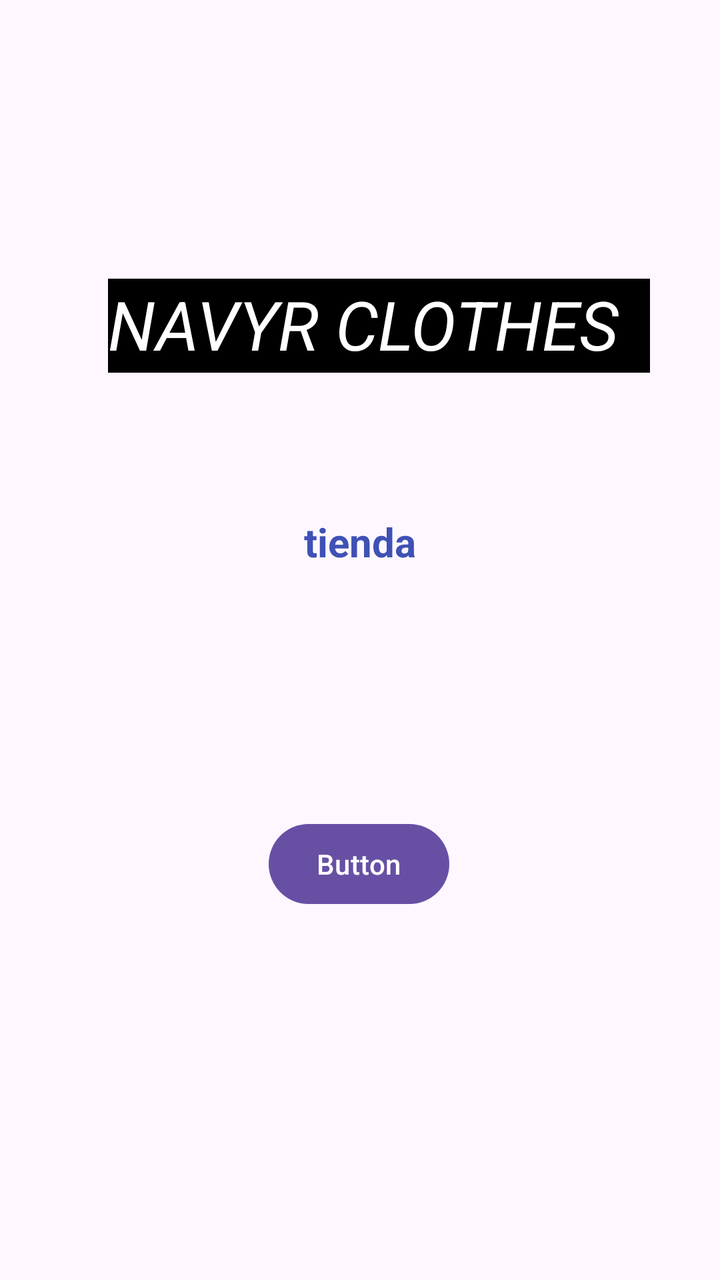
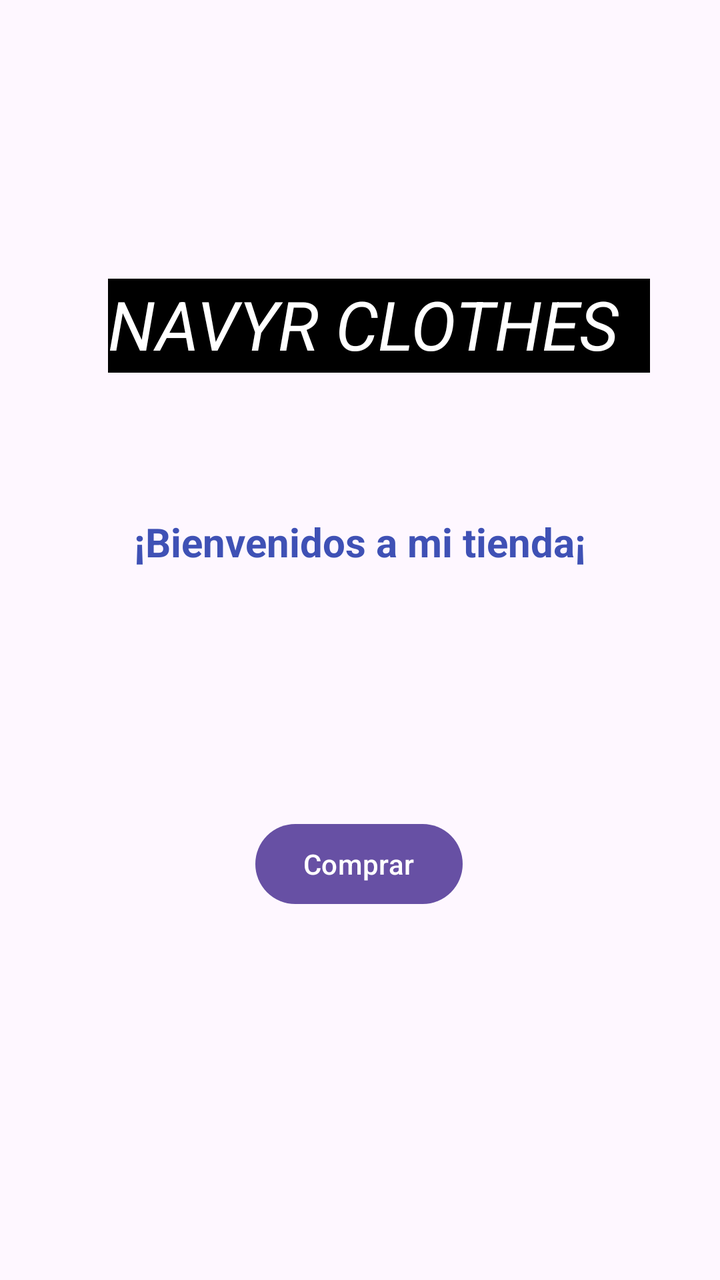

The first picture is an Android layout as it rendered before a commit; the second is the same layout after the commit. The layout source and the unified diff follow.
<!-- AndroidManifest.xml: application theme Theme.GitHub -->
<!-- res/layout/activity_main.xml -->
<?xml version="1.0" encoding="utf-8"?>
<androidx.constraintlayout.widget.ConstraintLayout xmlns:android="http://schemas.android.com/apk/res/android"
    xmlns:app="http://schemas.android.com/apk/res-auto"
    xmlns:tools="http://schemas.android.com/tools"
    android:id="@+id/main"
    android:layout_width="match_parent"
    android:layout_height="match_parent"
    android:foregroundTint="#FF0000"
    tools:context=".MainActivity">

    <TextView
        android:layout_width="271dp"
        android:layout_height="47dp"
        android:autoSizeMaxTextSize="50dp"
        android:background="#000000"
        android:text="NAVYR CLOTHES"
        android:textColor="#FFFFFF"
        android:textSize="34sp"
        android:textStyle="italic"
        app:layout_constraintBottom_toBottomOf="parent"
        app:layout_constraintEnd_toEndOf="parent"
        app:layout_constraintHorizontal_bias="0.607"
        app:layout_constraintStart_toStartOf="parent"
        app:layout_constraintTop_toTopOf="parent"
        app:layout_constraintVertical_bias="0.235" />

    <TextView
        android:id="@+id/textView"
        android:layout_width="wrap_content"
        android:layout_height="wrap_content"
        android:text="tienda"
        android:textColor="#3F51B5"
        android:textSize="20sp"
        android:textStyle="bold"
        app:layout_constraintBottom_toBottomOf="parent"
        app:layout_constraintEnd_toEndOf="parent"
        app:layout_constraintStart_toStartOf="parent"
        app:layout_constraintTop_toTopOf="parent"
        app:layout_constraintVertical_bias="0.42" />

    <Button
        android:id="@+id/button2"
        android:layout_width="wrap_content"
        android:layout_height="wrap_content"
        android:shadowColor="#FFFFFF"
        android:text="Button"
        android:textColor="#FFFFFF"
        android:textColorHighlight="#FFFFFF"
        android:textColorHint="#FFFFFF"
        android:textColorLink="#FFFFFF"
        app:layout_constraintBottom_toBottomOf="parent"
        app:layout_constraintEnd_toEndOf="parent"
        app:layout_constraintHorizontal_bias="0.498"
        app:layout_constraintStart_toStartOf="parent"
        app:layout_constraintTop_toTopOf="parent"
        app:layout_constraintVertical_bias="0.689"
        app:rippleColor="#FFFFFF"
        app:strokeColor="#FFFFFF" />

</androidx.constraintlayout.widget.ConstraintLayout>
<!-- resources referenced by this layout -->
<resources>
  <style name="Theme.GitHub" parent="Base.Theme.GitHub" />
  <style name="Base.Theme.GitHub" parent="Theme.Material3.DayNight.NoActionBar">
          
          
      </style>
</resources>

<!-- the commit's change to res/layout/activity_main.xml (unified diff, before → after) -->
@@ -28,7 +28,7 @@
         android:id="@+id/textView"
         android:layout_width="wrap_content"
         android:layout_height="wrap_content"
-        android:text="tienda"
+        android:text="¡Bienvenidos a mi tienda¡"
         android:textColor="#3F51B5"
         android:textSize="20sp"
         android:textStyle="bold"
@@ -43,7 +43,7 @@
         android:layout_width="wrap_content"
         android:layout_height="wrap_content"
         android:shadowColor="#FFFFFF"
-        android:text="Button"
+        android:text="Comprar"
         android:textColor="#FFFFFF"
         android:textColorHighlight="#FFFFFF"
         android:textColorHint="#FFFFFF"
